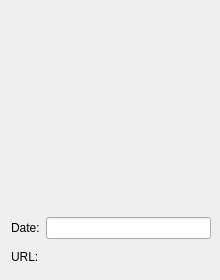
ArtApriorit/MediaViewer, file ItemWidget.ui: the form before one commit.
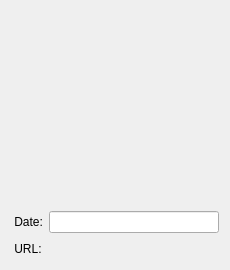
The form after the commit.

```diff
--- a/ItemWidget.ui
+++ b/ItemWidget.ui
@@ -6,8 +6,8 @@
    <rect>
     <x>0</x>
     <y>0</y>
-    <width>220</width>
-    <height>280</height>
+    <width>230</width>
+    <height>270</height>
    </rect>
   </property>
   <property name="sizePolicy">
@@ -18,14 +18,14 @@
   </property>
   <property name="minimumSize">
    <size>
-    <width>220</width>
-    <height>220</height>
+    <width>230</width>
+    <height>270</height>
    </size>
   </property>
   <property name="maximumSize">
    <size>
-    <width>280</width>
-    <height>280</height>
+    <width>230</width>
+    <height>270</height>
    </size>
   </property>
   <property name="windowTitle">
@@ -62,7 +62,7 @@
      <item>
       <widget class="QLabel" name="label_2">
        <property name="text">
-        <string>Date:</string>
+        <string> Date:</string>
        </property>
       </widget>
      </item>
@@ -70,13 +70,13 @@
       <widget class="QLineEdit" name="lineDate">
        <property name="minimumSize">
         <size>
-         <width>165</width>
+         <width>170</width>
          <height>0</height>
         </size>
        </property>
        <property name="maximumSize">
         <size>
-         <width>165</width>
+         <width>170</width>
          <height>16777215</height>
         </size>
        </property>
@@ -85,6 +85,19 @@
        </property>
       </widget>
      </item>
+     <item>
+      <spacer name="horizontalSpacer">
+       <property name="orientation">
+        <enum>Qt::Horizontal</enum>
+       </property>
+       <property name="sizeHint" stdset="0">
+        <size>
+         <width>40</width>
+         <height>20</height>
+        </size>
+       </property>
+      </spacer>
+     </item>
     </layout>
    </item>
    <item>
@@ -92,7 +105,7 @@
      <item>
       <widget class="QLabel" name="label_3">
        <property name="text">
-        <string>URL:</string>
+        <string> URL:</string>
        </property>
       </widget>
      </item>
@@ -100,13 +113,13 @@
       <widget class="QLabel" name="lblUrl">
        <property name="minimumSize">
         <size>
-         <width>165</width>
+         <width>170</width>
          <height>0</height>
         </size>
        </property>
        <property name="maximumSize">
         <size>
-         <width>165</width>
+         <width>170</width>
          <height>16777215</height>
         </size>
        </property>
@@ -115,6 +128,19 @@
        </property>
       </widget>
      </item>
+     <item>
+      <spacer name="horizontalSpacer_2">
+       <property name="orientation">
+        <enum>Qt::Horizontal</enum>
+       </property>
+       <property name="sizeHint" stdset="0">
+        <size>
+         <width>40</width>
+         <height>20</height>
+        </size>
+       </property>
+      </spacer>
+     </item>
     </layout>
    </item>
   </layout>
```
